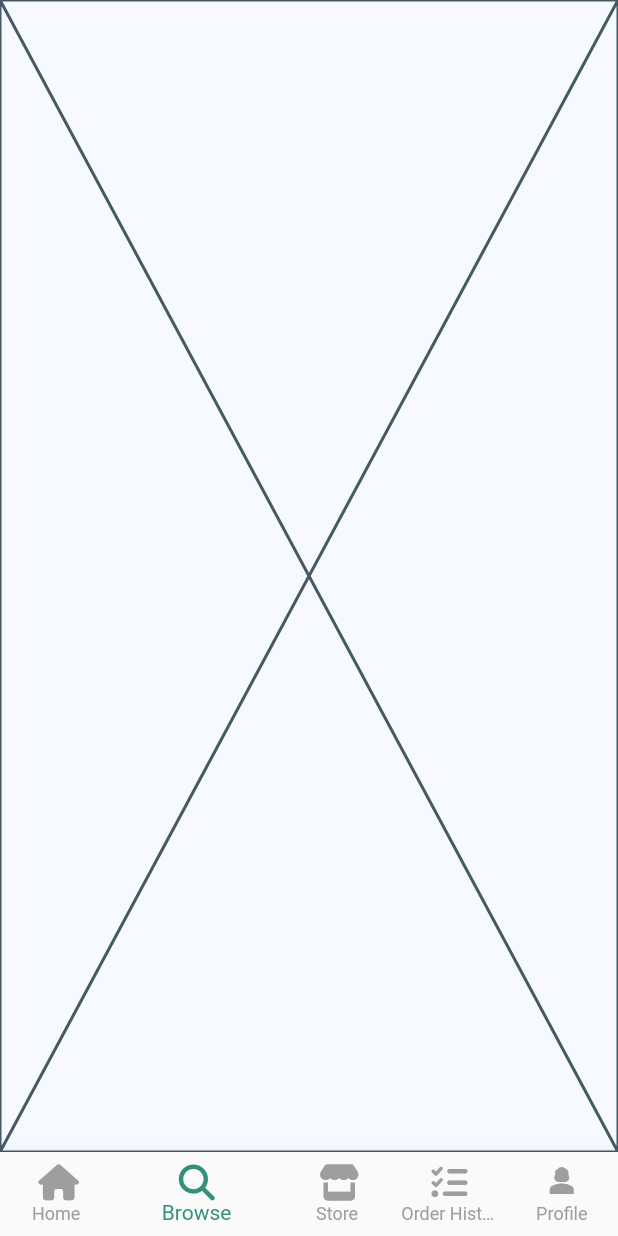
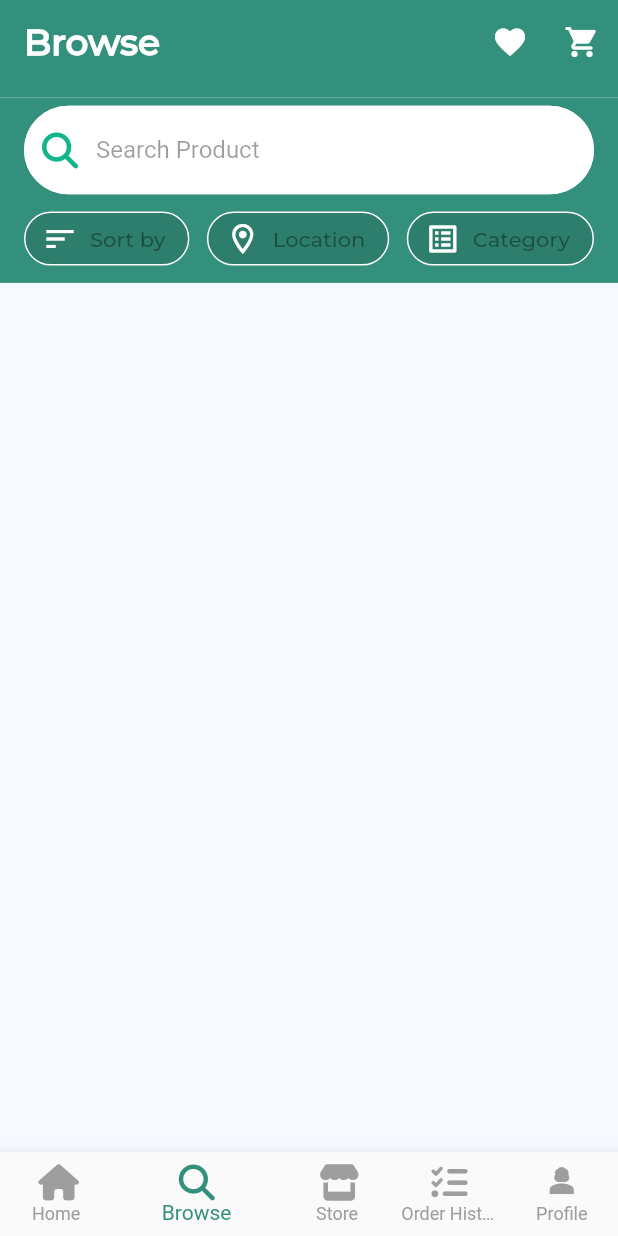
Before and after one commit to HusseinSalem17/TradlyApp, a Flutter app: the screen it shows after launch, item 2 of the bottom bar chosen, on a phone screen of 412 x 824 dp. Run offline on Flutter 3.47's test engine with Material 2 defaults, Android fonts, the phone set to English and light mode, and no system bars; our stand-ins replace bloc, dartz, dio, equatable, flutter_bloc, flutter_svg and 3 more.

Commit message:
start build browse screen and add browse app bar

```diff
--- a/lib/features/browse_feature/browse_view.dart
+++ b/lib/features/browse_feature/browse_view.dart
@@ -1,10 +1,32 @@
 import 'package:flutter/material.dart';
 
-class BrowseView extends StatelessWidget {
-  const BrowseView({super.key});
+import 'package:tradly_app/features/browse_feature/widgets/browse_bar.dart';
+import 'package:tradly_app/features/store_feature/presentation/views/widgets/custom_app_bar.dart';
+
+class BrowseScreen extends StatelessWidget {
+  static const routeName = '/store-screen';
+
+  const BrowseScreen({Key? key}) : super(key: key);
 
   @override
   Widget build(BuildContext context) {
-    return const Placeholder();
+    return Scaffold(
+      appBar: CustomAppBar(
+        title: 'Browse',
+        centerTitle: false,
+
+        actionIcons: [
+          IconButton(
+            onPressed: () {},
+            icon: const Icon(Icons.favorite),
+          ),
+          IconButton(
+            onPressed: () {},
+            icon: const Icon(Icons.shopping_cart_rounded),
+          ),
+        ],
+      ),
+      body: const BrowseBar(),
+    );
   }
 }
--- /dev/null
+++ b/lib/features/browse_feature/widgets/browse_bar.dart
@@ -0,0 +1,55 @@
+import 'package:flutter/material.dart';
+import 'package:tradly_app/core/utils/colors.dart';
+import 'package:tradly_app/core/widgets/search_text_field.dart';
+import 'package:tradly_app/features/browse_feature/widgets/browse_botton.dart';
+
+class BrowseBar extends StatelessWidget {
+  const BrowseBar({super.key});
+
+  @override
+  Widget build(BuildContext context) {
+    return Container(
+        height: MediaQuery.of(context).size.height *0.15,
+        color: AssetsColors.kSecondaryColor,
+        child: Padding(
+          padding: const EdgeInsets.symmetric(horizontal: 16),
+          child: Column(
+            children: [
+              const Spacer(),
+              SearchTextField(
+                hint: 'Search Product',
+              ),
+              const Spacer(),
+              Row(
+                children: [
+                  BrowseBotton(
+                    title: 'Sort by',
+                    icon: const Icon(
+                      Icons.sort_outlined,
+                      color: Colors.white,
+                    ),
+                  ),
+                  const Spacer(),
+                  BrowseBotton(
+                    title: 'Location',
+                    icon: const Icon(
+                      Icons.location_on_outlined,
+                      color: Colors.white,
+                    ),
+                  ),
+                  const Spacer(),
+                  BrowseBotton(
+                    title: 'Category',
+                    icon: const Icon(
+                      Icons.list_alt_outlined,
+                      color: Colors.white,
+                    ),
+                  ),
+                ],
+              ),
+              const Spacer(),
+            ],
+          ),
+        ));
+  }
+}
--- /dev/null
+++ b/lib/features/browse_feature/widgets/browse_botton.dart
@@ -0,0 +1,30 @@
+import 'package:flutter/material.dart';
+import 'package:tradly_app/core/utils/colors.dart';
+import 'package:tradly_app/core/utils/text_styles.dart';
+
+class BrowseBotton extends StatelessWidget {
+  final String title;
+  final Icon icon;
+  final void Function()? onTap;
+  const BrowseBotton(
+      {super.key, required this.title, required this.icon, this.onTap});
+
+  @override
+  Widget build(BuildContext context) {
+    return ElevatedButton.icon(
+      onPressed: onTap,
+      icon: icon,
+      label: Text(title, style: Styles.textStyleRegular14),
+      style: ElevatedButton.styleFrom(
+        backgroundColor: AssetsColors.kSecondaryColor,
+        shape: RoundedRectangleBorder(
+          borderRadius: BorderRadius.circular(24),
+        ),
+        side: const BorderSide(
+          color: Colors.white,
+          width: 1,
+        ),
+      ),
+    );
+  }
+}
--- a/lib/features/home_feature/presentation/views/home_screen.dart
+++ b/lib/features/home_feature/presentation/views/home_screen.dart
@@ -23,7 +23,7 @@ class _MyHomePageState extends State<MyHomePage> {
   int _currentIndex = 0;
   final List<Widget> _pages = [
     const HomeScreen(),
-    const BrowseView(),
+    const BrowseScreen(),
     const StoreScreen(),
     const OrderHistory(),
     const UserProfile(),
--- a/lib/features/store_feature/presentation/views/widgets/custom_app_bar.dart
+++ b/lib/features/store_feature/presentation/views/widgets/custom_app_bar.dart
@@ -12,6 +12,7 @@ class CustomAppBar extends StatelessWidget implements PreferredSizeWidget {
 
   const CustomAppBar({
     super.key,
+
     this.title,
     this.actionIcons,
     this.centerTitle,
```
